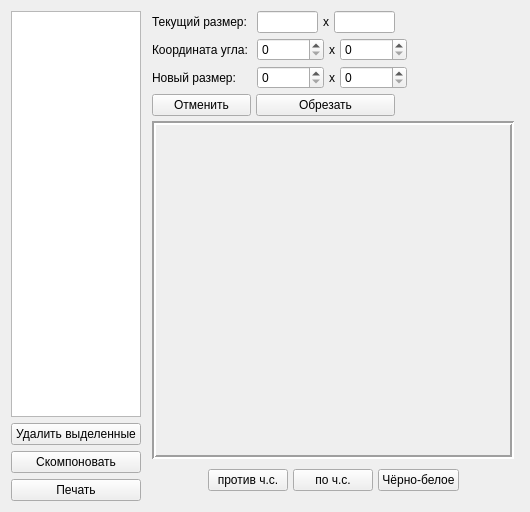
Above: printerwidget.ui from bort-four/StudentHelper before the change. Below: the same form after it.
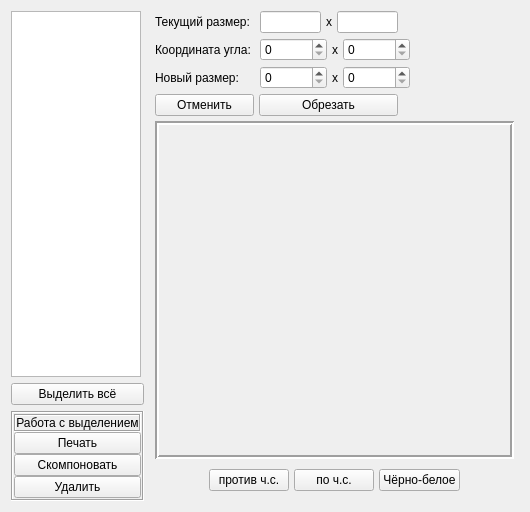
That is the form after the change.

Commit message: Searcher bugs are fixed, printer interface is updated

What changed in the file:
```diff
--- a/printerwidget.ui
+++ b/printerwidget.ui
@@ -35,24 +35,77 @@
         </widget>
        </item>
        <item>
-        <widget class="QPushButton" name="delete_selected_button">
+        <widget class="QPushButton" name="pushButton">
          <property name="text">
-          <string>Удалить выделенные</string>
+          <string>Выделить всё</string>
          </property>
         </widget>
        </item>
        <item>
-        <widget class="QPushButton" name="compose_button">
-         <property name="text">
-          <string>Скомпоновать</string>
+        <widget class="QFrame" name="frame">
+         <property name="frameShape">
+          <enum>QFrame::Box</enum>
          </property>
-        </widget>
-       </item>
-       <item>
-        <widget class="QPushButton" name="print_button">
-         <property name="text">
-          <string>Печать</string>
+         <property name="frameShadow">
+          <enum>QFrame::Sunken</enum>
          </property>
+         <layout class="QVBoxLayout" name="verticalLayout_3">
+          <property name="spacing">
+           <number>0</number>
+          </property>
+          <property name="leftMargin">
+           <number>1</number>
+          </property>
+          <property name="topMargin">
+           <number>1</number>
+          </property>
+          <property name="rightMargin">
+           <number>1</number>
+          </property>
+          <property name="bottomMargin">
+           <number>1</number>
+          </property>
+          <item>
+           <widget class="QLabel" name="label">
+            <property name="frameShape">
+             <enum>QFrame::Box</enum>
+            </property>
+            <property name="frameShadow">
+             <enum>QFrame::Sunken</enum>
+            </property>
+            <property name="text">
+             <string>Работа с выделением</string>
+            </property>
+            <property name="alignment">
+             <set>Qt::AlignCenter</set>
+            </property>
+            <property name="margin">
+             <number>1</number>
+            </property>
+           </widget>
+          </item>
+          <item>
+           <widget class="QPushButton" name="print_button">
+            <property name="text">
+             <string>Печать</string>
+            </property>
+           </widget>
+          </item>
+          <item>
+           <widget class="QPushButton" name="compose_button">
+            <property name="text">
+             <string>Скомпоновать</string>
+            </property>
+           </widget>
+          </item>
+          <item>
+           <widget class="QPushButton" name="delete_selected_button">
+            <property name="text">
+             <string>Удалить</string>
+            </property>
+           </widget>
+          </item>
+         </layout>
         </widget>
        </item>
       </layout>
@@ -436,8 +489,8 @@
            <rect>
             <x>0</x>
             <y>0</y>
-            <width>306</width>
-            <height>303</height>
+            <width>354</width>
+            <height>329</height>
            </rect>
           </property>
          </widget>
```
The commit also changes 2 other files.
